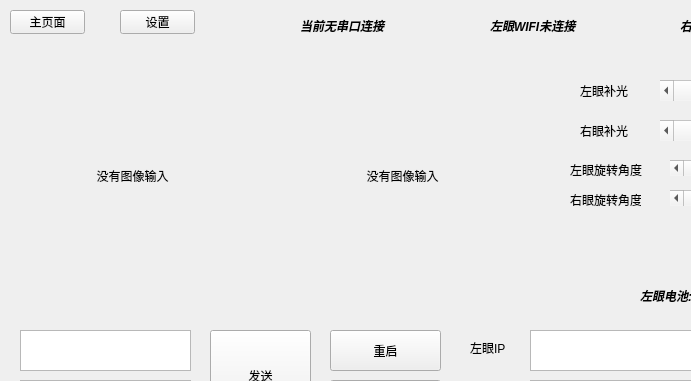
First picture: the form in ui/eye_tracker_window.ui, repository DJI-B/papertracker_Qt, before the edit; both pictures show x 0 to 691 and y 0 to 381 of the 907 by 614 pixel window.
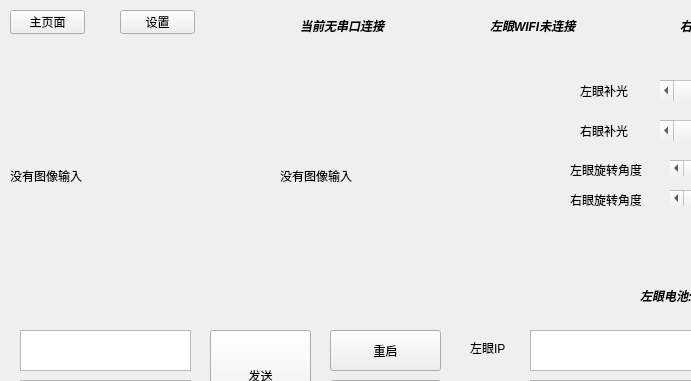
Second picture: the form after the edit. The open tabs and pages were chosen to show the change.

```diff
--- a/ui/eye_tracker_window.ui
+++ b/ui/eye_tracker_window.ui
@@ -104,7 +104,7 @@
       </rect>
      </property>
      <property name="text">
-      <string>                          没有图像输入</string>
+      <string>没有图像输入</string>
      </property>
     </widget>
     <widget class="QPushButton" name="RestartButton">
@@ -163,7 +163,7 @@
       </rect>
      </property>
      <property name="text">
-      <string>                          没有图像输入</string>
+      <string>没有图像输入</string>
      </property>
     </widget>
     <widget class="QLabel" name="label_3">
```
Left out of the diff: 2 changed lines with no effect on the pictures.
